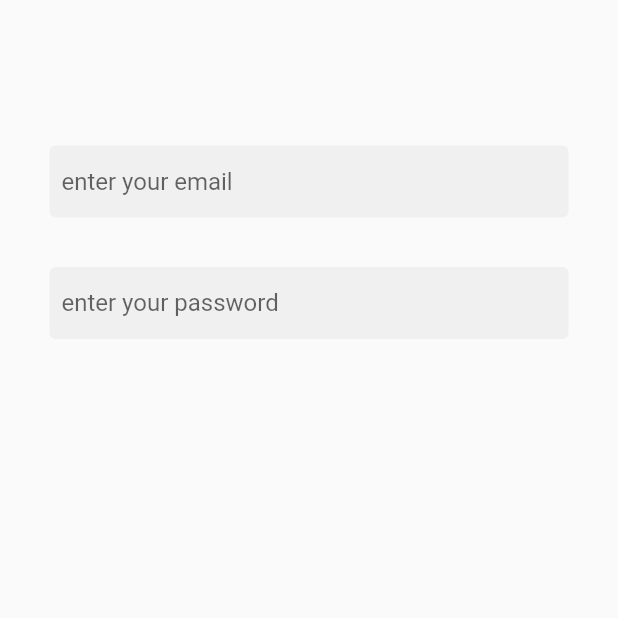
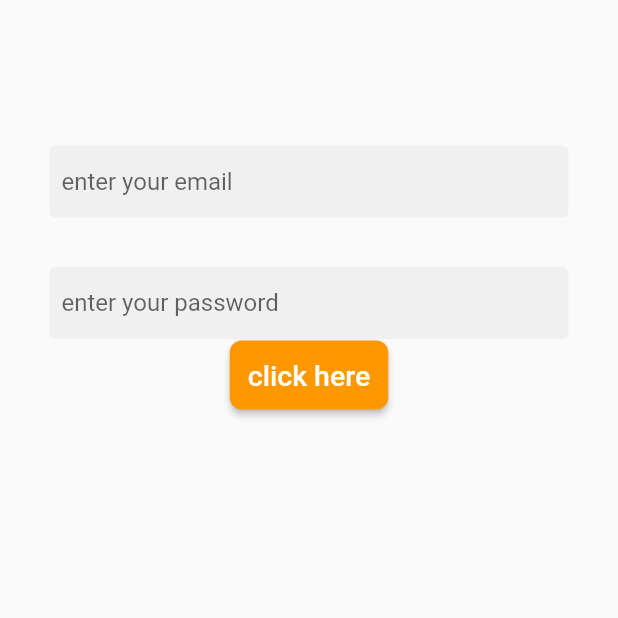
Before and after one commit to AyaEidAttya/E-commerce-app, a Flutter app: the screen it shows after launch, on a phone screen of 412 x 824 dp, the top half of it. Run offline on Flutter 3.47's test engine with Material 2 defaults, Android fonts, the phone set to English and light mode, and no system bars.

Commit message:
add bottem

```diff
--- a/lib/pages/logine.dart/login.dart
+++ b/lib/pages/logine.dart/login.dart
@@ -22,16 +22,32 @@ class login extends StatelessWidget {
               TextField(
                 keyboardType: TextInputType.emailAddress,
                 obscureText: false,
-
-                  decoration:decorationtextfield.copyWith(hintText: "enter your email"),
+                decoration:
+                    decorationtextfield.copyWith(hintText: "enter your email"),
               ),
 
-                const SizedBox(height: 33,),
+              const SizedBox(
+                height: 33,
+              ),
               TextField(
                 keyboardType: TextInputType.text,
                 obscureText: true,
+                decoration: decorationtextfield.copyWith(
+                    hintText: "enter your password"),
+              ),
 
-                  decoration:decorationtextfield.copyWith(hintText: "enter your password"),
+              ElevatedButton(
+                onPressed: () {},
+                style: ButtonStyle(
+                  backgroundColor: MaterialStateProperty.all(Colors.orange),
+                  padding: MaterialStateProperty.all(EdgeInsets.all(12)),
+                  shape: MaterialStateProperty.all(RoundedRectangleBorder(
+                      borderRadius: BorderRadius.circular(8))),
+                ),
+                child: Text(
+                  "click here",
+                  style: TextStyle(fontSize: 19),
+                ),
               ),
             ],
           ),
```
Lines whose indentation alone changed are shown as unchanged.
